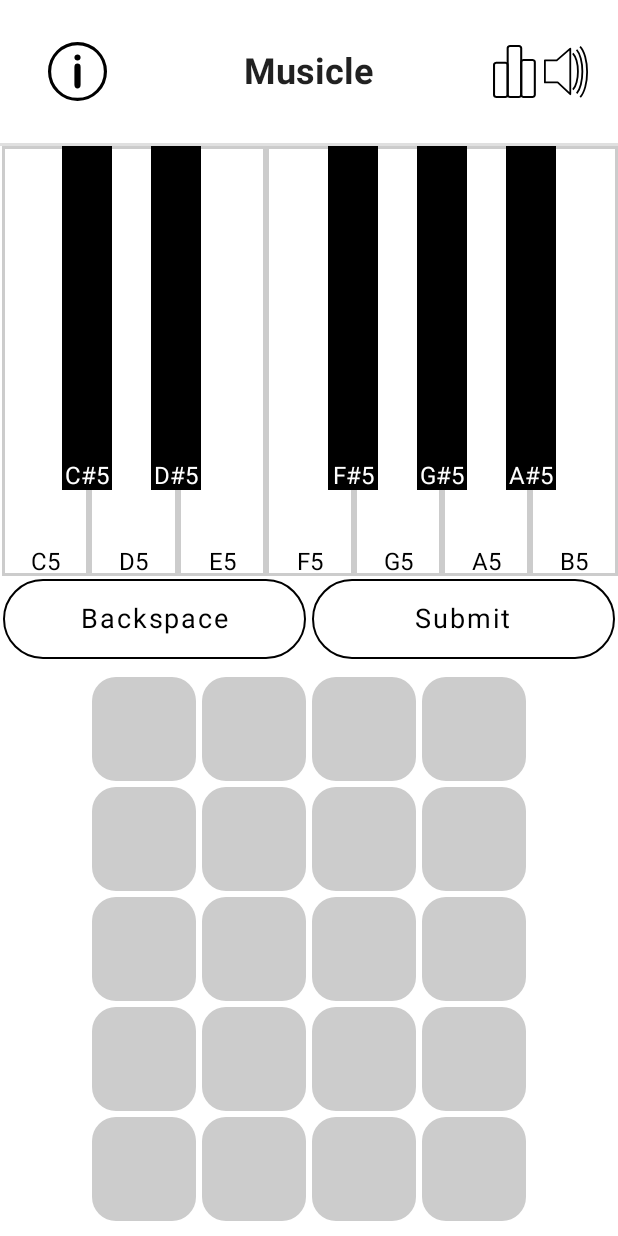
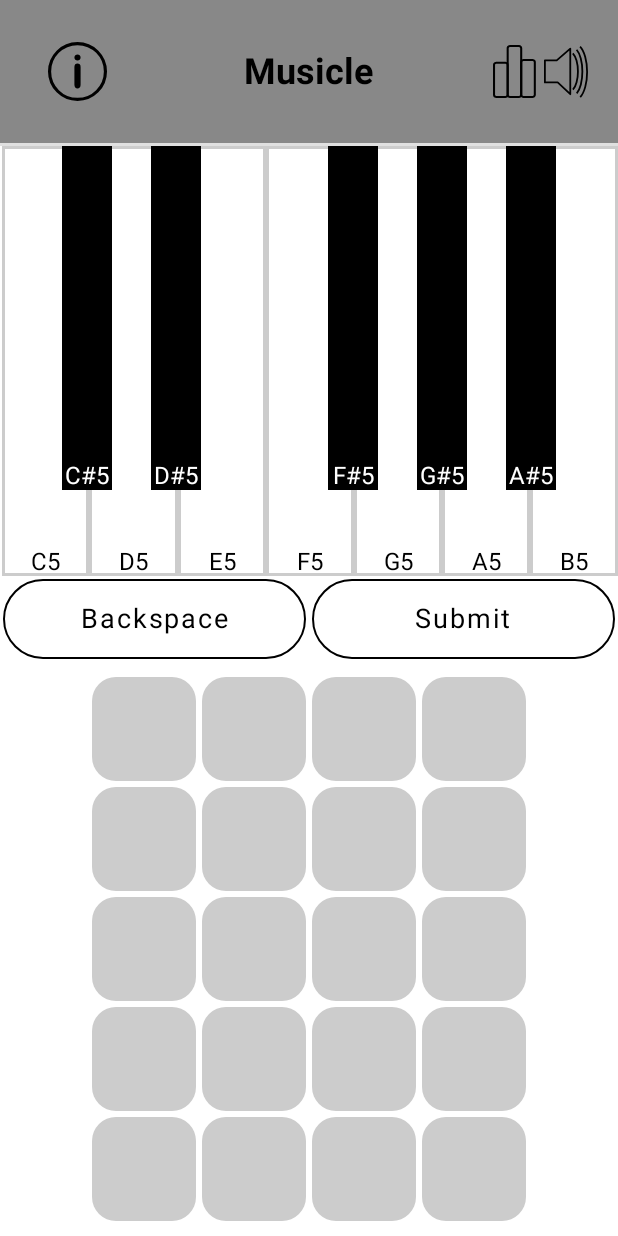
Before and after one commit to runtingt/musicle_app, an Android app built with Jetpack Compose: the screen it shows after launch (MainActivity), on a phone screen of 412 x 824 dp. Run offline under Robolectric (Android 15) with nearby library versions, the phone set to English and light mode, and no system bars.

Commit message:
Add dark theme support

```diff
--- a/app/src/main/java/com/trunting/musicle/MainActivity.kt
+++ b/app/src/main/java/com/trunting/musicle/MainActivity.kt
@@ -1,7 +1,6 @@
 package com.trunting.musicle
 
 import android.os.Bundle
-import android.util.DisplayMetrics
 import android.util.Log
 import androidx.activity.ComponentActivity
 import androidx.activity.compose.setContent
@@ -46,10 +45,10 @@ import androidx.compose.ui.res.stringResource
 import androidx.compose.ui.text.font.FontWeight
 import androidx.compose.ui.text.style.TextAlign
 import androidx.compose.ui.tooling.preview.Preview
-import androidx.compose.ui.unit.Dp
 import androidx.compose.ui.unit.dp
 import androidx.compose.ui.unit.sp
 import com.trunting.musicle.ui.theme.MusicleTheme
+
 
 class MainActivity : ComponentActivity() {
     override fun onCreate(savedInstanceState: Bundle?) {
@@ -81,7 +80,11 @@ fun MusicleHome() {
     // Overall container
     Column(Modifier.fillMaxWidth()) {
         // Header row
-        Row(Modifier.weight(.5f)) {
+        Row(
+            modifier = Modifier
+                .weight(.5f)
+                .background(MaterialTheme.colors.secondary)
+        ) {
             // Icon
             Column(
                 modifier = Modifier
@@ -106,7 +109,8 @@ fun MusicleHome() {
                     text = stringResource(id = R.string.app_name),
                     modifier = Modifier.align(Alignment.CenterHorizontally),
                     fontSize = 24.sp,
-                    fontWeight = FontWeight.Bold
+                    fontWeight = FontWeight.Bold,
+                    color = Color.Black
                 )
             }
             // Stats and volume
@@ -246,7 +250,8 @@ fun MusicleHome() {
                                 ) {
                                     Text(
                                         text = guessesGrid[j][i],
-                                        textAlign = TextAlign.Justify
+                                        textAlign = TextAlign.Justify,
+                                        color = Color.Black
                                     )
                                 }
                             }
--- a/app/src/main/java/com/trunting/musicle/ui/theme/Theme.kt
+++ b/app/src/main/java/com/trunting/musicle/ui/theme/Theme.kt
@@ -5,17 +5,20 @@ import androidx.compose.material.MaterialTheme
 import androidx.compose.material.darkColors
 import androidx.compose.material.lightColors
 import androidx.compose.runtime.Composable
+import androidx.compose.ui.graphics.Color
 
 private val DarkColorPalette = darkColors(
     primary = Purple200,
     primaryVariant = Purple700,
-    secondary = Teal200
+    secondary = Color.Gray,
+    background = Color.Black,
 )
 
 private val LightColorPalette = lightColors(
     primary = Purple500,
     primaryVariant = Purple700,
-    secondary = Teal200
+    secondary = Color.Gray,
+    background = Color.White,
 
     /* Other default colors to override
     background = Color.White,
```
